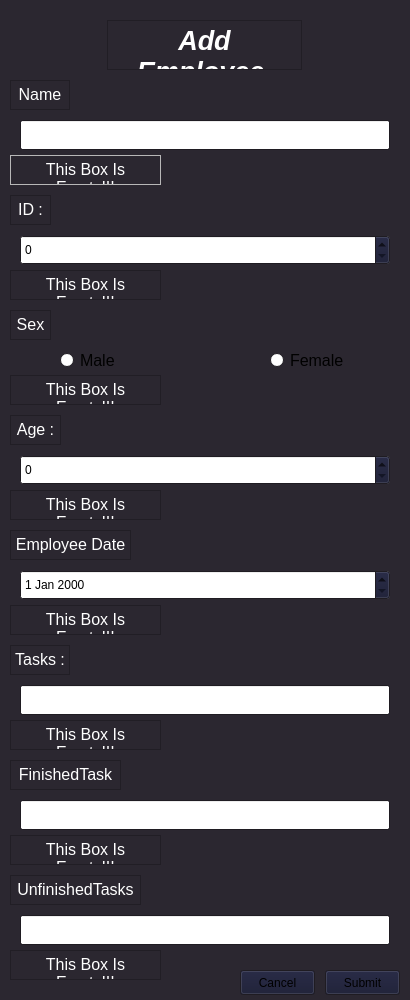
Old version of the form Employee.ui in the repository HeidariSina/Management-App.
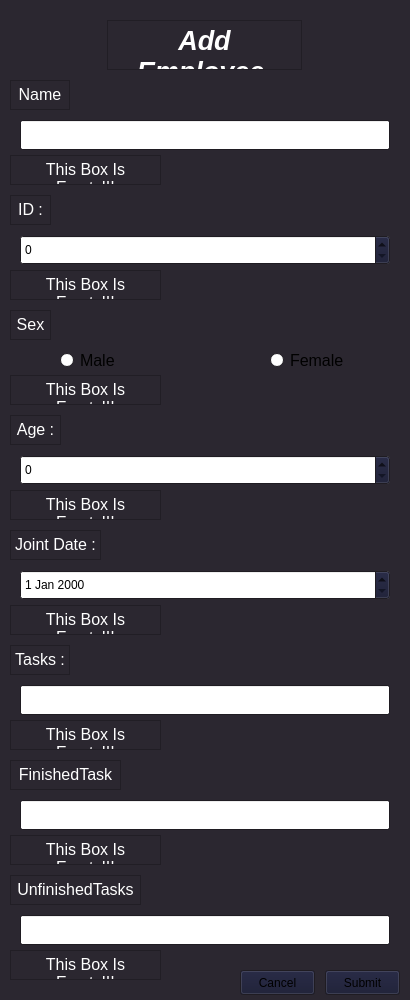
New version of the form.

Patch:
```diff
--- a/Employee.ui
+++ b/Employee.ui
@@ -541,7 +541,7 @@
      <rect>
       <x>10</x>
       <y>530</y>
-      <width>121</width>
+      <width>91</width>
       <height>30</height>
      </rect>
     </property>
@@ -602,7 +602,7 @@
 &lt;html&gt;&lt;head&gt;&lt;meta name=&quot;qrichtext&quot; content=&quot;1&quot; /&gt;&lt;style type=&quot;text/css&quot;&gt;
 p, li { white-space: pre-wrap; }
 &lt;/style&gt;&lt;/head&gt;&lt;body style=&quot; font-family:'Segoe UI'; font-size:20pt; font-weight:600; font-style:italic;&quot;&gt;
-&lt;p align=&quot;center&quot; style=&quot; margin-top:0px; margin-bottom:0px; margin-left:0px; margin-right:0px; -qt-block-indent:0; text-indent:0px;&quot;&gt;&lt;span style=&quot; font-size:12pt; font-weight:400; font-style:normal; color:#ffffff;&quot;&gt;Employee Date :&lt;/span&gt;&lt;/p&gt;&lt;/body&gt;&lt;/html&gt;</string>
+&lt;p align=&quot;center&quot; style=&quot; margin-top:0px; margin-bottom:0px; margin-left:0px; margin-right:0px; -qt-block-indent:0; text-indent:0px;&quot;&gt;&lt;span style=&quot; font-size:12pt; font-weight:400; font-style:normal; color:#ffffff;&quot;&gt;Joint Date :&lt;/span&gt;&lt;/p&gt;&lt;/body&gt;&lt;/html&gt;</string>
     </property>
    </widget>
    <widget class="QTextBrowser" name="TasksText">
@@ -928,33 +928,6 @@
     <property name="palette">
      <palette>
       <active>
-       <colorrole role="WindowText">
-        <brush brushstyle="SolidPattern">
-         <color alpha="255">
-          <red>0</red>
-          <green>38</green>
-          <blue>255</blue>
-         </color>
-        </brush>
-       </colorrole>
-       <colorrole role="Text">
-        <brush brushstyle="SolidPattern">
-         <color alpha="255">
-          <red>0</red>
-          <green>38</green>
-          <blue>255</blue>
-         </color>
-        </brush>
-       </colorrole>
-       <colorrole role="ButtonText">
-        <brush brushstyle="SolidPattern">
-         <color alpha="255">
-          <red>0</red>
-          <green>38</green>
-          <blue>255</blue>
-         </color>
-        </brush>
-       </colorrole>
        <colorrole role="Base">
         <brush brushstyle="SolidPattern">
          <color alpha="255">
@@ -966,33 +939,6 @@
        </colorrole>
       </active>
       <inactive>
-       <colorrole role="WindowText">
-        <brush brushstyle="SolidPattern">
-         <color alpha="255">
-          <red>0</red>
-          <green>38</green>
-          <blue>255</blue>
-         </color>
-        </brush>
-       </colorrole>
-       <colorrole role="Text">
-        <brush brushstyle="SolidPattern">
-         <color alpha="255">
-          <red>0</red>
-          <green>38</green>
-          <blue>255</blue>
-         </color>
-        </brush>
-       </colorrole>
-       <colorrole role="ButtonText">
-        <brush brushstyle="SolidPattern">
-         <color alpha="255">
-          <red>0</red>
-          <green>38</green>
-          <blue>255</blue>
-         </color>
-        </brush>
-       </colorrole>
        <colorrole role="Base">
         <brush brushstyle="SolidPattern">
          <color alpha="255">
@@ -1004,33 +950,6 @@
        </colorrole>
       </inactive>
       <disabled>
-       <colorrole role="WindowText">
-        <brush brushstyle="SolidPattern">
-         <color alpha="255">
-          <red>0</red>
-          <green>38</green>
-          <blue>255</blue>
-         </color>
-        </brush>
-       </colorrole>
-       <colorrole role="Text">
-        <brush brushstyle="SolidPattern">
-         <color alpha="255">
-          <red>0</red>
-          <green>38</green>
-          <blue>255</blue>
-         </color>
-        </brush>
-       </colorrole>
-       <colorrole role="ButtonText">
-        <brush brushstyle="SolidPattern">
-         <color alpha="255">
-          <red>0</red>
-          <green>38</green>
-          <blue>255</blue>
-         </color>
-        </brush>
-       </colorrole>
        <colorrole role="Base">
         <brush brushstyle="SolidPattern">
          <color alpha="255">
@@ -1053,7 +972,7 @@
      </font>
     </property>
     <property name="styleSheet">
-     <string notr="true">color: rgb(0, 38, 255);</string>
+     <string notr="true"/>
     </property>
     <property name="verticalScrollBarPolicy">
      <enum>Qt::ScrollBarAlwaysOff</enum>
```
Left out of the diff: 2 changed lines with no effect on the pictures.
